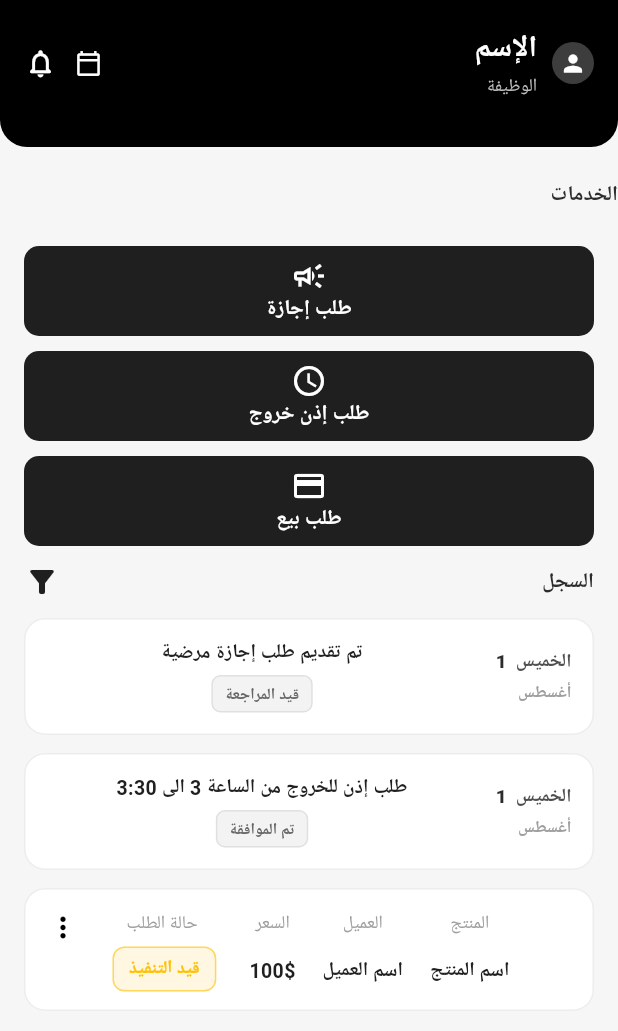
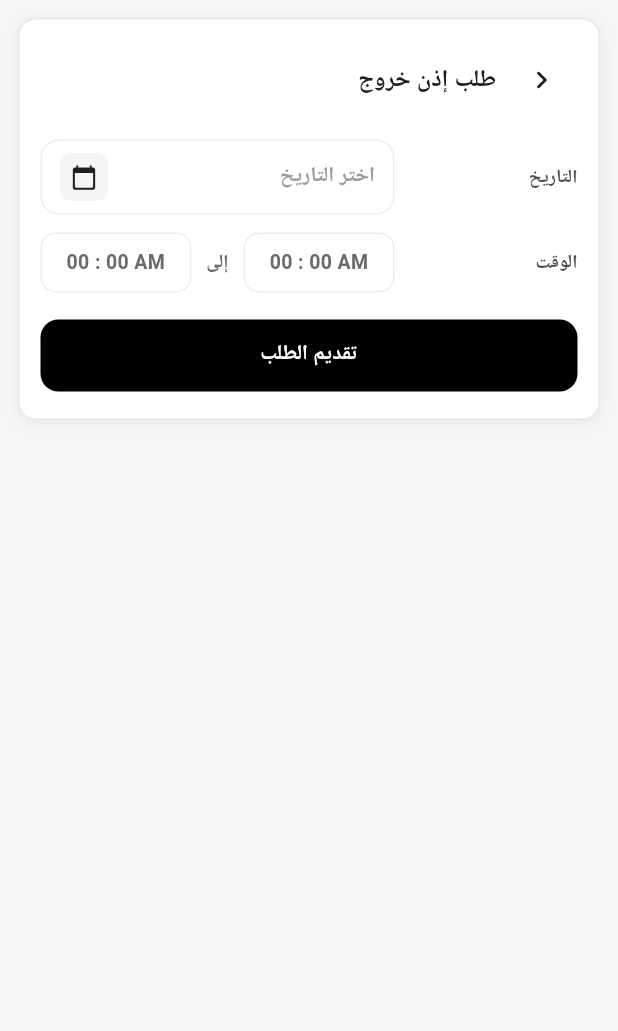
Before and after one commit to rokayaelshahed/flutter_hr_app, a Flutter app: the ServicesPage screen opened directly, after a tap on "طلب إذن خروج", on a phone screen of 412 x 824 dp. Shown: the top 1031 px of the screen. Run offline on Flutter 3.47's test engine with Material 3 defaults, Android fonts, the phone set to English and light mode, and no system bars; our stand-ins replace file_picker, flutter_svg, google_fonts; Roboto replaces fonts that are missing (Cairo).

Commit message:
Permission request page added

```diff
--- a/lib/main.dart
+++ b/lib/main.dart
@@ -40,6 +40,10 @@ class MyApp extends StatelessWidget {
           datePickerTheme: const DatePickerThemeData(
             backgroundColor: Colors.white,
           ),
+          timePickerTheme: TimePickerThemeData(
+
+              dayPeriodColor : Colors.grey[400],
+          )
         ),
         // ThemeData(
         //   scaffoldBackgroundColor: Colors.white,
--- /dev/null
+++ b/lib/views/screens/permission_request_page.dart
@@ -0,0 +1,176 @@
+import 'package:flutter/material.dart';
+import '../../controllers/permission_request_controller.dart';
+import '../widgets/appbar.dart';
+import '../widgets/form_widgets.dart';
+
+class PermissionRequestPage extends StatefulWidget {
+  const PermissionRequestPage({super.key});
+
+  @override
+  State<PermissionRequestPage> createState() => _PermissionRequestPageState();
+}
+
+class _PermissionRequestPageState extends State<PermissionRequestPage> {
+  late final PermissionRequestController controller;
+
+  @override
+  void initState() {
+    super.initState();
+    controller = PermissionRequestController()..addListener(() => setState(() {}));
+  }
+
+  @override
+  void dispose() {
+    controller.dispose();
+    super.dispose();
+  }
+
+  @override
+  Widget build(BuildContext context) {
+    return  Scaffold(
+        backgroundColor: const Color(0xFFF6F6F6),
+        body: SafeArea(
+          child: SingleChildScrollView(
+            padding: const EdgeInsets.all(12),
+            child: Column(
+              children: [
+                _Card(
+                  padding: const EdgeInsets.fromLTRB(14, 16, 14, 18),
+                  child: Column(
+                    crossAxisAlignment: CrossAxisAlignment.stretch,
+                    children: [
+                      CustomAppBar(title: 'طلب إذن خروج'),
+                      const SizedBox(height: 16),
+                      RightLabelField(
+                        label: 'التاريخ',
+                        child: FieldShell(
+                          child: InkWell(
+                            onTap: () => controller.pickDate(context),
+                            child: Row(
+                              children: [
+                                const IconBox(icon: Icons.calendar_today_rounded),
+                                const SizedBox(width: 10),
+                                Expanded(
+                                  child: Text(
+                                    textAlign: TextAlign.right,
+                                    controller.dateText.isEmpty ? 'اختر التاريخ' : controller.dateText,
+                                    style: TextStyle(
+                                      color: controller.dateText.isEmpty ? const Color(0xFF9E9E9E) : const Color(0xFF6B6B6B),
+                                      fontWeight: FontWeight.w600,
+                                    ),
+                                  ),
+                                ),
+                              ],
+                            ),
+                          ),
+                        ),
+                      ),
+                      const SizedBox(height: 12),
+                      RightLabelField(
+                        label: 'الوقت',
+                        child: Row(
+                          children: [
+                            Expanded(
+                              child: _PillField(
+
+                                text: controller.fromTimeText.isEmpty ? '00 : 00 AM' : controller.fromTimeText,
+                                onTap: () => controller.pickTime(context, isFrom: true),
+                              ),
+                            ),
+                            const SizedBox(width: 10),
+                            const _SeparatorLabel(text: 'إلى'),
+                            const SizedBox(width: 10),
+                            Expanded(
+                              child: _PillField(
+                                text: controller.toTimeText.isEmpty ? '00 : 00 AM' : controller.toTimeText,
+                                onTap: () => controller.pickTime(context, isFrom: false),
+                              ),
+                            ),
+                          ],
+                        ),
+                      ),
+                      const SizedBox(height: 18),
+                      SizedBox(
+                        height: 48,
+
+                        child: ElevatedButton(
+                          style: ElevatedButton.styleFrom(
+                            backgroundColor:  Colors.black,
+                            disabledBackgroundColor: Colors.black,
+                            shape: RoundedRectangleBorder(borderRadius: BorderRadius.circular(12)),
+                            elevation: 0,
+                          ),
+                          onPressed: controller.isValid ? controller.submit : null,
+                          child: const Text('تقديم الطلب', style: TextStyle(fontWeight: FontWeight.w700,color: Colors.white)),
+                        ),
+                      ),
+                    ],
+                  ),
+                ),
+              ],
+            ),
+          ),
+        ),
+    );
+  }
+}
+
+class _Card extends StatelessWidget {
+  final EdgeInsets padding;
+  final Widget child;
+  const _Card({required this.padding, required this.child});
+
+  @override
+  Widget build(BuildContext context) {
+    return Container(
+      padding: padding,
+      decoration: BoxDecoration(
+        color: Colors.white,
+        borderRadius: BorderRadius.circular(12),
+        border: Border.all(color: const Color(0xFFE8E8E8)),
+        boxShadow: const [
+          BoxShadow(color: Color(0x11000000), blurRadius: 8, offset: Offset(0, 2)),
+        ],
+      ),
+      child: child,
+    );
+  }
+}
+
+class _SeparatorLabel extends StatelessWidget {
+  final String text;
+  const _SeparatorLabel({required this.text});
+
+  @override
+  Widget build(BuildContext context) {
+    return Text(text, style: const TextStyle(color: Color(0xFF6B6B6B), fontSize: 12.5, fontWeight: FontWeight.w700));
+  }
+}
+
+class _PillField extends StatelessWidget {
+  final String text;
+  final VoidCallback onTap;
+  const _PillField({required this.text, required this.onTap});
+
+  @override
+  Widget build(BuildContext context) {
+    return InkWell(
+      onTap: onTap,
+      borderRadius: BorderRadius.circular(10),
+      child: Container(
+        height: 40,
+        decoration: BoxDecoration(
+          color: Colors.white,
+          borderRadius: BorderRadius.circular(10),
+          border: Border.all(color: const Color(0xFFEDEDED)),
+        ),
+        alignment: Alignment.center,
+        child: Text(
+          text,
+          textAlign: TextAlign.right,
+          style: const TextStyle(color: Color(0xFF6B6B6B), fontSize: 13, fontWeight: FontWeight.w600),
+        ),
+      ),
+    );
+  }
+}
--- a/lib/views/screens/services_page.dart
+++ b/lib/views/screens/services_page.dart
@@ -1,5 +1,6 @@
 import 'package:flutter/material.dart';
 import 'package:hr/views/screens/leave_request_page.dart';
+import 'package:hr/views/screens/permission_request_page.dart';
 
 import '../widgets/header.dart';
 import '../widgets/historyItem.dart';
@@ -113,7 +114,9 @@ class _ServicesButtons extends StatelessWidget {
 
         },),
         const SizedBox(height: 10),
-        _ServiceButton(icon: Icons.access_time, label: 'طلب إذن خروج', onPressed: () {  },),
+        _ServiceButton(icon: Icons.access_time, label: 'طلب إذن خروج', onPressed: () {
+          Navigator.of(context).push(MaterialPageRoute(builder: (context) => const PermissionRequestPage()));
+        },),
         const SizedBox(height: 10),
         _ServiceButton(icon: Icons.credit_card, label: 'طلب بيع', onPressed: () {  },),
       ],
--- /dev/null
+++ b/lib/views/widgets/form_widgets.dart
@@ -0,0 +1,76 @@
+import 'package:flutter/cupertino.dart';
+import 'package:flutter/material.dart';
+
+class IconBox extends StatelessWidget {
+  final IconData icon;
+  const IconBox({required this.icon});
+
+  @override
+  Widget build(BuildContext context) {
+    return Container(
+      height: 32,
+      width: 32,
+      decoration: BoxDecoration(
+        color: const Color(0xFFF5F5F5),
+        borderRadius: BorderRadius.circular(8),
+      ),
+      child: Icon(icon, size: 18, color: const Color(0xFF1F1F1F)),
+    );
+  }
+}
+
+
+class RightLabelField extends StatelessWidget {
+  final String label;
+  final Widget child;
+  const RightLabelField({required this.label, required this.child});
+
+  @override
+  Widget build(BuildContext context) {
+    return Row(
+      children: [
+        Expanded(child: child),
+        const SizedBox(width: 12),
+        SizedBox(
+          width: 110,
+          child: Text(
+            label,
+            textAlign: TextAlign.right,
+            style: const TextStyle(
+              color: Color(0xFF4F4F4F),
+              fontSize: 12.5,
+              fontWeight: FontWeight.w700,
+            ),
+          ),
+        ),
+      ],
+    );
+  }
+}
+
+class FieldShell extends StatelessWidget {
+  final Widget child;
+  final EdgeInsets padding;
+  const FieldShell({
+    required this.child,
+    this.padding = const EdgeInsets.symmetric(horizontal: 12),
+  });
+
+  const FieldShell.multiline({
+    required this.child,
+  }) : padding = const EdgeInsets.symmetric(horizontal: 12, vertical: 12);
+
+  @override
+  Widget build(BuildContext context) {
+    return Container(
+      constraints: const BoxConstraints(minHeight: 50),
+      decoration: BoxDecoration(
+        color: Colors.white,
+        borderRadius: BorderRadius.circular(12),
+        border: Border.all(color: const Color(0xFFEDEDED)),
+      ),
+      padding: padding,
+      child: child,
+    );
+  }
+}
--- a/pubspec.yaml
+++ b/pubspec.yaml
@@ -63,7 +63,7 @@ flutter:
 
   # To add assets to your application, add an assets section, like this:
   assets:
-    - assets/icons/
+    - assets/
   #   - images/a_dot_ham.jpeg
 
   # An image asset can refer to one or more resolution-specific "variants", see
```
Also changed, not shown: lib/controllers/permission_request_controller.dart (added, +86 -0 lines), lib/views/screens/leave_request_page.dart (+16 -86 lines).
